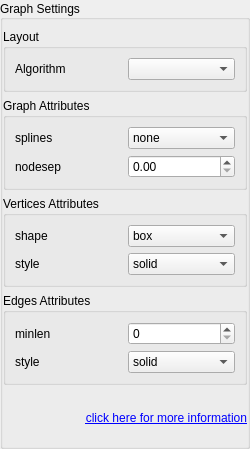
romeoxbm/depgraphv, file ui/graphpage.ui: the form before one commit.
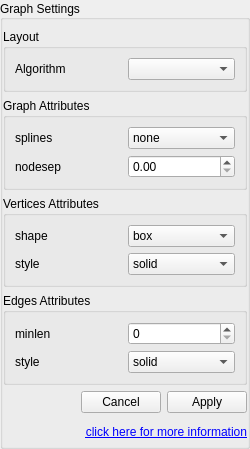
The form after the commit.

Commit message: - Italian translation updated; - Minor fixes in Graph; - GraphPage now read from the project db file; - Fixed translation issue for SettingsDialog buttons; - Project class is now Singleton;

```diff
--- a/ui/graphpage.ui
+++ b/ui/graphpage.ui
@@ -460,6 +460,19 @@
         </layout>
        </widget>
       </item>
+      <item>
+       <widget class="QDialogButtonBox" name="buttonBox">
+        <property name="enabled">
+         <bool>true</bool>
+        </property>
+        <property name="standardButtons">
+         <set>QDialogButtonBox::Apply|QDialogButtonBox::Cancel</set>
+        </property>
+        <property name="centerButtons">
+         <bool>false</bool>
+        </property>
+       </widget>
+      </item>
       <item>
        <widget class="QLabel" name="docLabel">
         <property name="text">
```
The commit also changes 10 other files.
